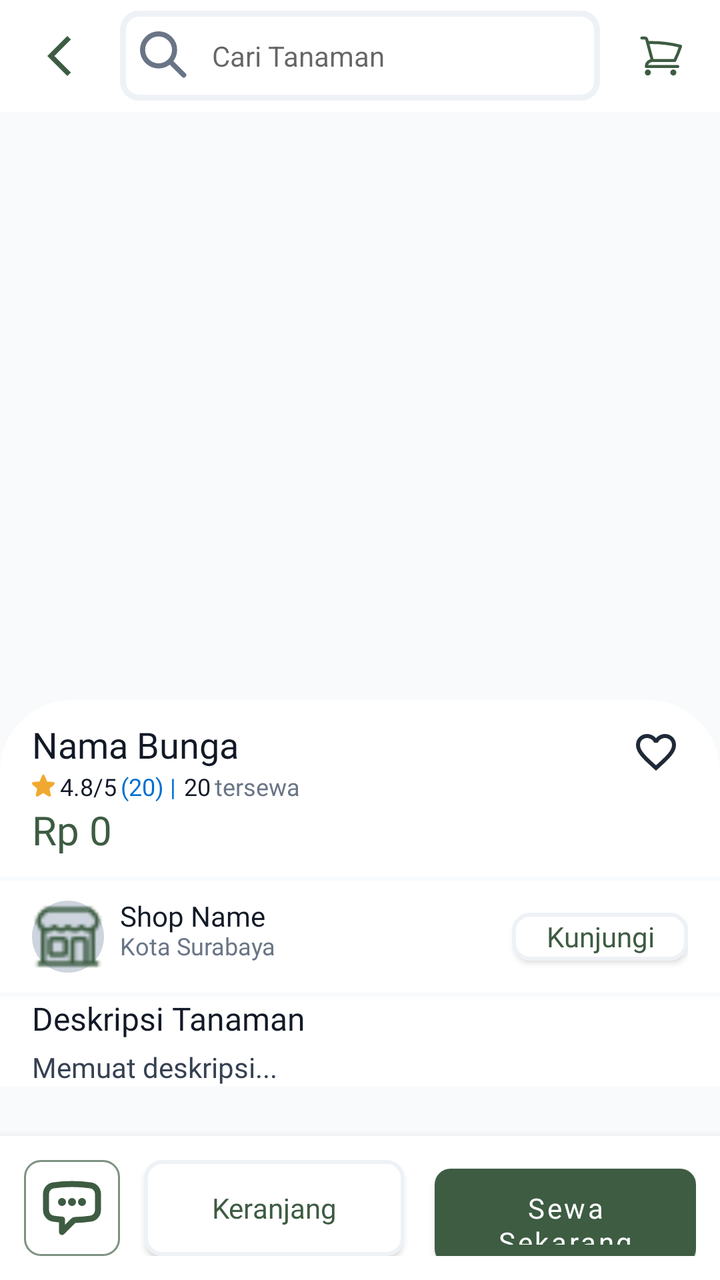
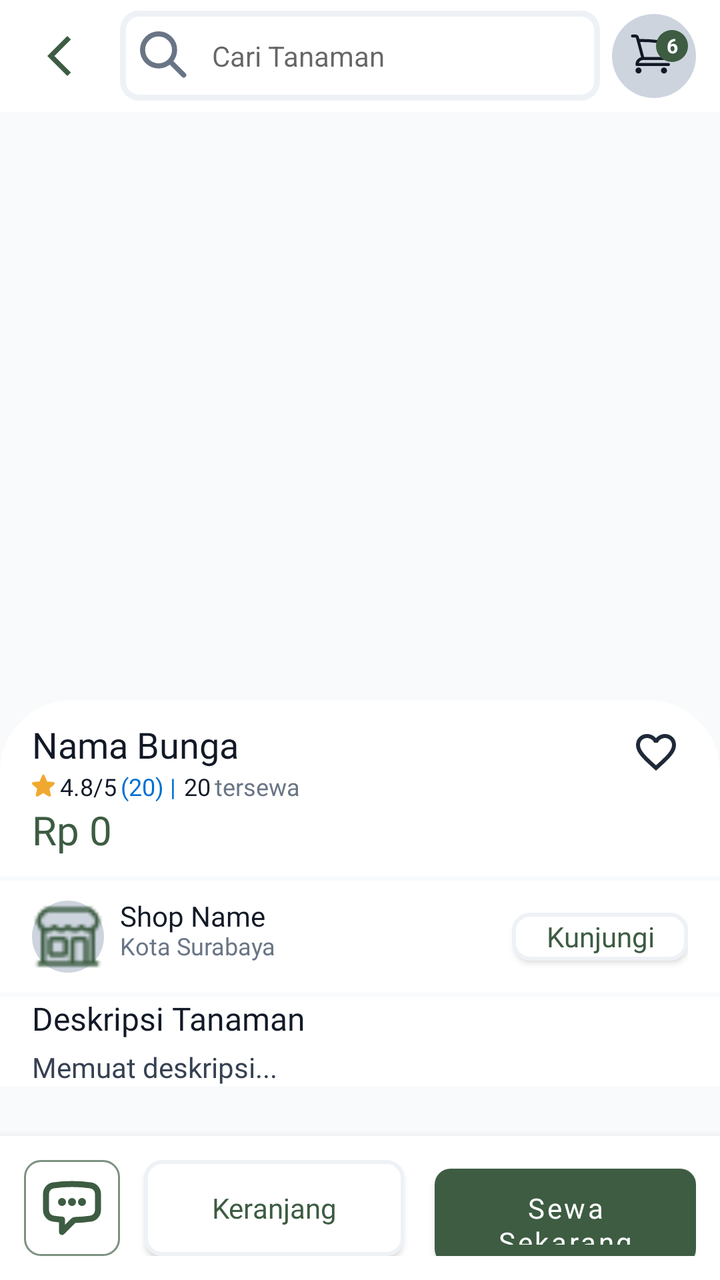

Before-and-after screenshots of an Android layout around one commit, followed by the original layout XML and the change that was made.
<!-- AndroidManifest.xml: application theme Theme.Florist -->
<!-- res/layout/activity_buyer_detail.xml -->
<?xml version="1.0" encoding="utf-8"?>
<RelativeLayout xmlns:android="http://schemas.android.com/apk/res/android"
    xmlns:app="http://schemas.android.com/apk/res-auto"
    android:layout_width="match_parent"
    android:layout_height="match_parent"
    android:background="@color/bg_primary">

    <androidx.core.widget.NestedScrollView
        android:id="@+id/svMainContent"
        android:layout_width="match_parent"
        android:layout_height="match_parent"
        android:layout_above="@id/bottomBar"
        android:fillViewport="true">



        <LinearLayout
            android:layout_width="match_parent"
            android:layout_height="wrap_content"
            android:orientation="vertical">

            <RelativeLayout
                android:layout_width="match_parent"
                android:layout_height="350dp">

                <androidx.viewpager2.widget.ViewPager2
                    android:id="@+id/viewPagerImages"
                    android:layout_width="match_parent"
                    android:layout_height="match_parent" />

                <com.google.android.material.tabs.TabLayout
                    android:id="@+id/tabDots"
                    android:layout_width="match_parent"
                    android:layout_height="24dp"
                    android:layout_alignParentBottom="true"
                    android:layout_marginBottom="8dp"
                    android:background="@android:color/transparent"
                    app:tabBackground="@drawable/dot_selector"
                    app:tabGravity="center"
                    app:tabIndicatorHeight="0dp"
                    app:tabRippleColor="@null"
                    app:tabMinWidth="20dp"
                    app:tabMaxWidth="20dp"/>

            </RelativeLayout>

            <RelativeLayout
                android:layout_width="match_parent"
                android:layout_height="wrap_content"
                android:paddingVertical="10dp"
                android:paddingHorizontal="16dp"
                android:background="@drawable/rounded_top_sheet"
                android:outlineProvider="background">

                <TextView
                    android:id="@+id/tvName"
                    android:layout_width="325dp"
                    android:layout_height="25sp"
                    android:text="Nama Bunga"
                    android:textSize="18sp"
                    android:textColor="@color/text_primary"
                    style="@style/body_lg_bold"/>

                <ImageButton
                    android:id="@+id/btnFavorite"
                    android:layout_width="wrap_content"
                    android:layout_height="wrap_content"
                    android:src="@drawable/ic_favorite_border"
                    android:background="?attr/selectableItemBackgroundBorderless"
                    android:padding="4dp"
                    android:layout_alignParentRight="true"
                    app:tint="@color/gray_800"/>

                <TextView
                    android:id="@+id/tvPrice"
                    android:layout_width="wrap_content"
                    android:layout_height="wrap_content"
                    android:text="Rp 0"
                    android:textSize="20sp"
                    android:textColor="@color/olive_500"
                    android:layout_below="@id/layoutRatingAndRentCount"
                    style="@style/title_lg_bold"/>

                <LinearLayout
                    android:id="@+id/layoutRatingAndRentCount"
                    android:layout_width="match_parent"
                    android:layout_height="wrap_content"
                    android:orientation="horizontal"
                    android:layout_below="@id/tvName">
                    <ImageView
                        android:id="@+id/icStar"
                        android:layout_width="12sp"
                        android:layout_height="12sp"
                        android:src="@drawable/ic_star_review"
                        android:layout_gravity="center"
                        android:layout_marginRight="2dp"/>

                    <TextView
                        android:id="@+id/tvRating"
                        android:layout_width="wrap_content"
                        android:layout_height="wrap_content"
                        android:text="4.8/5"
                        android:textSize="12sp"
                        android:textColor="@color/text_primary"
                        android:gravity="center"
                        style="@style/label_lg_regular"/>

                    <TextView
                        android:id="@+id/tvRatingCount"
                        android:layout_width="wrap_content"
                        android:layout_height="wrap_content"
                        android:text="(20) |"
                        android:textSize="12sp"
                        android:textColor="@color/text_info"
                        android:gravity="center"
                        android:layout_marginHorizontal="2dp"
                        style="@style/label_lg_regular"/>

                    <TextView
                        android:id="@+id/tvRentCount"
                        android:layout_width="wrap_content"
                        android:layout_height="wrap_content"
                        android:text="20"
                        android:textSize="12sp"
                        android:textColor="@color/text_primary"
                        android:gravity="center"
                        android:layout_marginHorizontal="2dp"
                        style="@style/label_lg_regular"/>

                    <TextView
                        android:id="@+id/tvTersewa"
                        android:layout_width="wrap_content"
                        android:layout_height="wrap_content"
                        android:text="tersewa"
                        android:textSize="12sp"
                        android:textColor="@color/text_secondary"
                        android:gravity="center"
                        style="@style/label_lg_regular"/>
                </LinearLayout>
            </RelativeLayout>
            
            <RelativeLayout
                android:id="@+id/layoutShop"
                android:layout_width="match_parent"
                android:layout_height="wrap_content"
                android:paddingHorizontal="16dp"
                android:paddingVertical="10dp"
                android:background="@color/white"
                android:layout_marginVertical="2dp">
                
                <ImageView
                    android:id="@+id/imgShop"
                    android:layout_width="36dp"
                    android:layout_height="36dp"
                    android:src="@drawable/building"
                    android:background="@drawable/circle_background"
                    android:layout_marginRight="8dp"/>

                <TextView
                    android:id="@+id/tvShopName"
                    android:layout_width="225dp"
                    android:layout_height="wrap_content"
                    android:text="Shop Name"
                    style="@style/label_lg_regular"
                    android:includeFontPadding="false"
                    android:textColor="@color/text_primary"
                    android:layout_toEndOf="@id/imgShop"/>

                <TextView
                    android:id="@+id/tvLocation"
                    android:layout_width="225dp"
                    android:layout_height="wrap_content"
                    android:text="Kota Surabaya"
                    style="@style/label_lg_regular"
                    android:textSize="12sp"
                    android:includeFontPadding="false"
                    android:textColor="@color/text_secondary"
                    android:layout_toEndOf="@id/imgShop"
                    android:layout_below="@id/tvShopName"/>

                <androidx.appcompat.widget.AppCompatButton
                    android:id="@+id/btnVisitShop"
                    android:layout_width="wrap_content"
                    android:layout_height="24dp"
                    android:text="Kunjungi"
                    android:textColor="@color/olive_500"
                    style="@style/label_lg_bold"
                    android:background="@drawable/rounded_white_button"
                    android:textAllCaps="false"
                    android:layout_alignParentEnd="true"
                    android:layout_centerVertical="true"/>
            </RelativeLayout>
                

            <LinearLayout
                android:layout_width="match_parent"
                android:layout_height="wrap_content"
                android:orientation="vertical"
                android:paddingHorizontal="16dp"
                android:background="@color/white">
                <TextView
                    android:layout_width="wrap_content"
                    android:layout_height="wrap_content"
                    android:text="Deskripsi Tanaman"
                    style="@style/body_lg_bold"
                    android:textColor="@color/gray_900"
                    android:textSize="16sp"/>

                <TextView
                    android:id="@+id/tvDescription"
                    android:layout_width="match_parent"
                    android:layout_height="wrap_content"
                    android:text="Memuat deskripsi..."
                    android:layout_marginTop="4dp"
                    android:textColor="@color/gray_700"
                    style="@style/body_md_regular"
                    android:textSize="14sp" />

            </LinearLayout>


        </LinearLayout>
    </androidx.core.widget.NestedScrollView>

    <RelativeLayout
        android:id="@+id/headerLayout"
        android:layout_width="match_parent"
        android:layout_height="?attr/actionBarSize"
        android:orientation="horizontal"
        android:background="@color/white"
        android:paddingHorizontal="12dp">

        <ImageButton
            android:id="@+id/btnBack"
            android:layout_width="35dp"
            android:layout_height="35dp"
            android:src="@drawable/ic_back"
            android:layout_alignParentStart="true"
            android:layout_centerVertical="true"
            android:background="@drawable/circle_background"
            android:backgroundTint="@color/white"
            app:tint="@color/olive_500"/>

        <EditText
            android:id="@+id/etSearch"
            android:layout_width="240dp"
            android:layout_height="45dp"
            android:layout_centerInParent="true"
            android:background="@drawable/rounded_gray_layout"
            android:drawableStart="@drawable/ic_search"
            android:drawablePadding="12dp"
            android:hint="Cari Tanaman"
            android:paddingHorizontal="10dp"
            android:textSize="14sp" />

        <ImageButton
            android:id="@+id/btnMyCart"
            android:layout_width="35dp"
            android:layout_height="35dp"
            android:padding="8dp"
            android:src="@drawable/ic_cart"
            android:layout_alignParentEnd="true"
            android:layout_centerVertical="true"
            android:background="@drawable/circle_background"
            android:backgroundTint="@color/white"
            app:tint="@color/olive_500"/>
    </RelativeLayout>


    <LinearLayout
        android:id="@+id/bottomBar"
        android:layout_width="match_parent"
        android:layout_height="wrap_content"
        android:layout_alignParentBottom="true"
        android:orientation="horizontal"
        android:padding="12dp"
        android:background="@color/white"
        android:elevation="8dp">

        <ImageButton
            android:id="@+id/btnChat"
            android:layout_width="48dp"
            android:layout_height="48dp"
            android:layout_marginEnd="12dp"
            android:background="@drawable/rounded_green_border_button"
            android:src="@drawable/ic_chat"

            app:tint="@color/olive_500"/>

        <androidx.appcompat.widget.AppCompatButton
            android:id="@+id/btnAddToCart"
            android:layout_width="0dp"
            android:layout_height="48dp"
            android:layout_weight="1"
            android:text="Keranjang"
            android:textColor="@color/olive_500"
            style="@style/label_lg_bold"
            android:layout_marginEnd="15dp"
            android:background="@drawable/rounded_white_button"
            android:textAllCaps="false"/>

        <Button
            android:id="@+id/btnDirectBuy"
            android:layout_width="0dp"
            android:layout_height="48dp"
            android:layout_weight="1"
            android:text="Sewa Sekarang"
            android:textColor="@color/white"
            android:background="@drawable/rounded_success_button"
            style="@style/label_lg_bold"
            android:textAllCaps="false"/>
    </LinearLayout>

</RelativeLayout>
<!-- resources referenced by this layout -->
<resources>
  <color name="bg_primary">@color/gray_50</color>
  <color name="gray_700">#364152</color>
  <color name="gray_800">#202939</color>
  <color name="gray_900">#121926</color>
  <color name="olive_500">#3D5C42</color>
  <color name="text_info">@color/blue_500</color>
  <color name="text_primary">@color/gray_900</color>
  <color name="text_secondary">@color/gray_500</color>
  <color name="white">#FFFFFF</color>
  <!-- drawable ic_back (drawable) -->
  <vector android:height="24dp" android:tint="#000000"
      android:viewportHeight="24" android:viewportWidth="24"
      android:width="24dp" xmlns:android="http://schemas.android.com/apk/res/android">
      <path android:fillColor="@android:color/white" android:pathData="M17.77,3.77l-1.77,-1.77l-10,10l10,10l1.77,-1.77l-8.23,-8.23z"/>
  </vector>
  <style name="body_lg_bold">
          <item name="android:fontFamily">@font/nunito_sans_bold</item>
          <item name="android:textSize">16sp</item>
          <item name="android:lineSpacingMultiplier">0.8</item>
          <item name="android:lineSpacingExtra">4sp</item>
      </style>
  <style name="body_md_regular">
          <item name="android:fontFamily">@font/nunitosans_regular</item>
          <item name="android:textSize">14sp</item>
          <item name="android:lineSpacingMultiplier">0.87</item>
          <item name="android:lineSpacingExtra">2sp</item>
      </style>
  <style name="label_lg_bold">
          <item name="android:fontFamily">@font/nunito_sans_bold</item>
          <item name="android:textSize">14sp</item>
          <item name="android:lineSpacingMultiplier">0.7</item>
          <item name="android:lineSpacingExtra">6sp</item>
      </style>
  <style name="label_lg_regular">
          <item name="android:fontFamily">@font/nunitosans_regular</item>
          <item name="android:textSize">14sp</item>
          <item name="android:lineSpacingMultiplier">0.7</item>
          <item name="android:lineSpacingExtra">6sp</item>
      </style>
  <style name="title_lg_bold">
          <item name="android:fontFamily">@font/nunito_sans_bold</item>
          <item name="android:textSize">22sp</item>
          <item name="android:lineSpacingMultiplier">0.55</item>
          <item name="android:lineSpacingExtra">8sp</item>
      </style>
  <style name="Theme.Florist" parent="Theme.MaterialComponents.DayNight.NoActionBar">
          
          <item name="colorPrimary">@color/main_color</item>
          <item name="colorPrimaryVariant">@color/main_color</item>
          <item name="colorOnPrimary">@color/white</item>
          
          <item name="colorSecondary">@color/teal_200</item>
          <item name="colorSecondaryVariant">@color/teal_700</item>
          <item name="colorOnSecondary">@color/black</item>
          
          <item name="android:statusBarColor">?attr/colorPrimaryVariant</item>
          <item name="android:autoCompleteTextViewStyle">@drawable/rounded_normal_edittext</item>
  
          
      </style>
  <color name="gray_50">#F8FAFC</color>
  <color name="blue_500">#006FD1</color>
  <color name="gray_500">#697586</color>
  <color name="neutral">#CDD4DE</color>
  <color name="gray_300">#CDD5DF</color>
  <color name="border_tertiary">@color/gray_100</color>
  <color name="border_accent">@color/olive_300</color>
  <color name="bg_accent">@color/olive_500</color>
  <color name="border_secondary">@color/gray_400</color>
  <color name="gray_100">#EEF2F6</color>
  <color name="main_color">#3D5C42</color>
  <color name="teal_200">#FF03DAC5</color>
  <color name="teal_700">#FF018786</color>
  <color name="black">#121926</color>
  <color name="olive_300">#7D9280</color>
  <color name="gray_400">#9AA4B2</color>
  <!-- unchanged entries left out for length: 14 -->
</resources>

<!-- the commit's change to res/layout/activity_buyer_detail.xml (unified diff, before → after) -->
@@ -234,7 +234,7 @@
             android:id="@+id/btnBack"
             android:layout_width="35dp"
             android:layout_height="35dp"
-            android:src="@drawable/ic_back"
+            android:src="@drawable/ic_left_arrow"
             android:layout_alignParentStart="true"
             android:layout_centerVertical="true"
             android:background="@drawable/circle_background"
@@ -253,17 +253,40 @@
             android:paddingHorizontal="10dp"
             android:textSize="14sp" />
 
-        <ImageButton
-            android:id="@+id/btnMyCart"
-            android:layout_width="35dp"
-            android:layout_height="35dp"
-            android:padding="8dp"
-            android:src="@drawable/ic_cart"
+        <RelativeLayout
+            android:id="@+id/layoutCartBadge"
+            android:layout_width="42dp"
+            android:layout_height="42dp"
             android:layout_alignParentEnd="true"
             android:layout_centerVertical="true"
-            android:background="@drawable/circle_background"
-            android:backgroundTint="@color/white"
-            app:tint="@color/olive_500"/>
+            android:gravity="center"
+            android:background="@drawable/circle_background">
+
+            <ImageView
+                android:id="@+id/btnCart"
+                android:layout_width="24dp"
+                android:layout_height="24dp"
+                android:src="@drawable/ic_cart"
+                android:layout_marginLeft="8dp"
+                />
+
+            <TextView
+                android:id="@+id/tvCartBadgeCount"
+                android:layout_width="16dp"
+                android:layout_height="16dp"
+                android:layout_alignParentEnd="true"
+                android:layout_alignParentTop="true"
+                android:background="@drawable/circle_background"
+                android:backgroundTint="@color/olive_500"
+                android:gravity="center"
+                android:text="6"
+                android:textColor="@color/white"
+                android:textSize="10sp"
+                android:textStyle="bold"
+                android:layout_marginEnd="4dp"
+                android:layout_marginBottom="10dp"/>
+        </RelativeLayout>
+
     </RelativeLayout>
 
 
<!-- resource entries referenced after the edit -->
@@ -9,7 +9,7 @@
   <color name="text_primary">@color/gray_900</color>
   <color name="text_secondary">@color/gray_500</color>
   <color name="white">#FFFFFF</color>
-  <!-- drawable ic_back (drawable) -->
+  <!-- drawable ic_left_arrow (drawable) -->
   <vector android:height="24dp" android:tint="#000000"
       android:viewportHeight="24" android:viewportWidth="24"
       android:width="24dp" xmlns:android="http://schemas.android.com/apk/res/android">
@@ -38,6 +38,7 @@
           <item name="android:textSize">14sp</item>
           <item name="android:lineSpacingMultiplier">0.7</item>
           <item name="android:lineSpacingExtra">6sp</item>
+          <item name="android:textAllCaps">false</item>
       </style>
   <style name="title_lg_bold">
           <item name="android:fontFamily">@font/nunito_sans_bold</item>
@@ -45,7 +46,7 @@
           <item name="android:lineSpacingMultiplier">0.55</item>
           <item name="android:lineSpacingExtra">8sp</item>
       </style>
-  <style name="Theme.Florist" parent="Theme.MaterialComponents.DayNight.NoActionBar">
+  <style name="Theme.Florist" parent="Theme.MaterialComponents.Light.NoActionBar">
           
           <item name="colorPrimary">@color/main_color</item>
           <item name="colorPrimaryVariant">@color/main_color</item>
